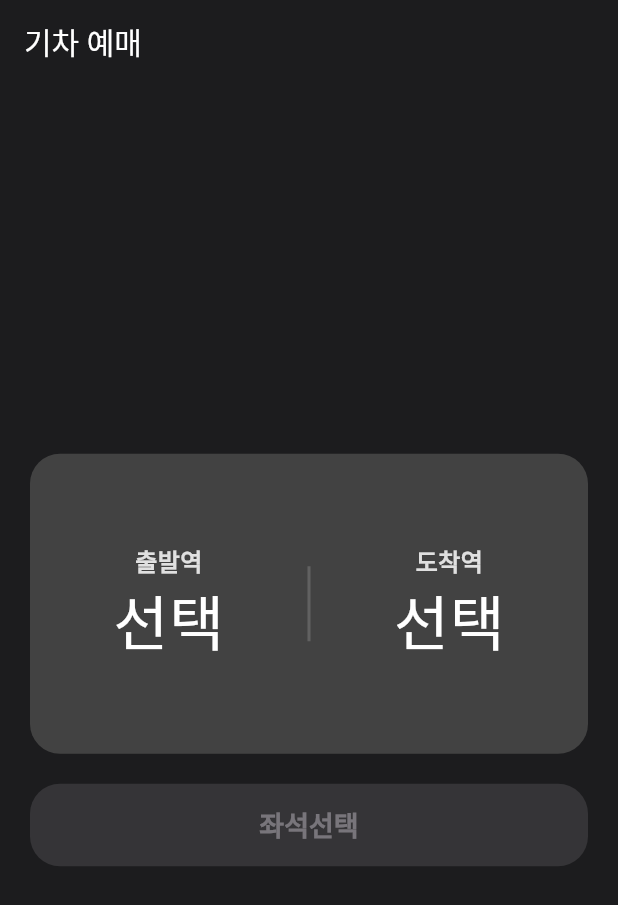
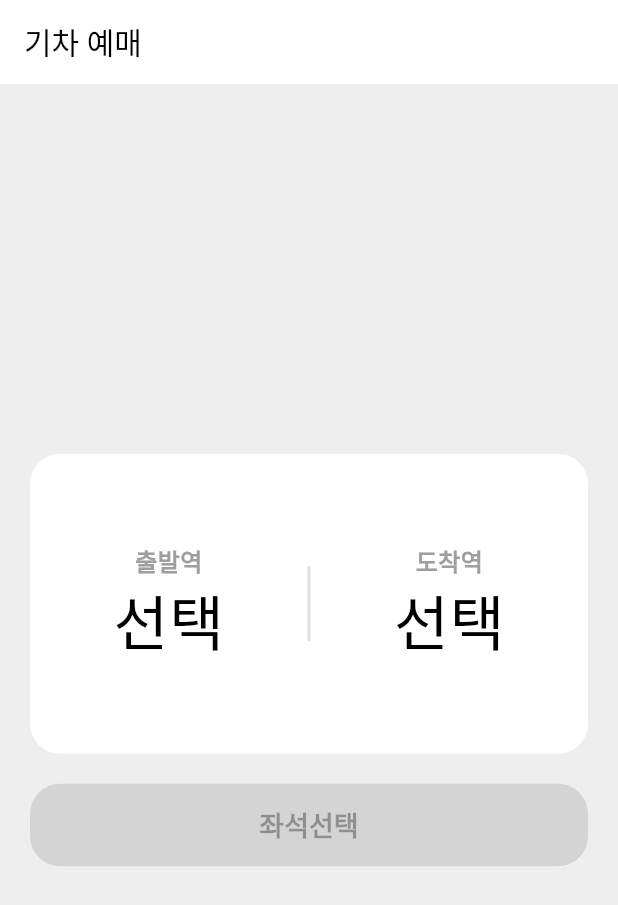
Before and after one commit to jinju9513/flutter_train_app, a Flutter app: the screen it shows after launch, on a phone screen of 412 x 824 dp. Shown: the top 905 px of the screen. Run offline on Flutter 3.47's test engine with Material 3 defaults, Android fonts, the phone set to English and light mode, and no system bars.

Commit message:
chore:  불필요import삭제, 주석정리

```diff
--- a/lib/main.dart
+++ b/lib/main.dart
@@ -12,7 +12,7 @@ class MyApp extends StatelessWidget {
   Widget build(BuildContext context) {
 
     return MaterialApp(
-      themeMode: ThemeMode.dark,
+      themeMode: ThemeMode.light,
       home: HomePage(),
       debugShowCheckedModeBanner: false, // 선택사항: 상단 debug 배너 제거
       theme: AppTheme.lightTheme,
--- a/lib/pages/home/home_page.dart
+++ b/lib/pages/home/home_page.dart
@@ -1,8 +1,6 @@
 import 'package:flutter/material.dart';
-import 'package:flutter/widgets.dart';
 import 'package:flutter_train_app/pages/home/widgets/select_box.dart';
 import 'package:flutter_train_app/pages/seat/seat_page.dart';
-import 'package:flutter_train_app/pages/station/station_list_page.dart';
 
 class HomePage extends StatefulWidget {
   @override
@@ -27,7 +25,7 @@ class _HomePageState extends State<HomePage> {
         ), // AppBarTheme에 스타일 위임
       ),
       body: Padding(
-        padding: const EdgeInsets.all(20), // 디자인 명세에 맞게 padding 20
+        padding: const EdgeInsets.all(20),
         child: Center(
           child: Column(
             mainAxisAlignment: MainAxisAlignment.center,
```
